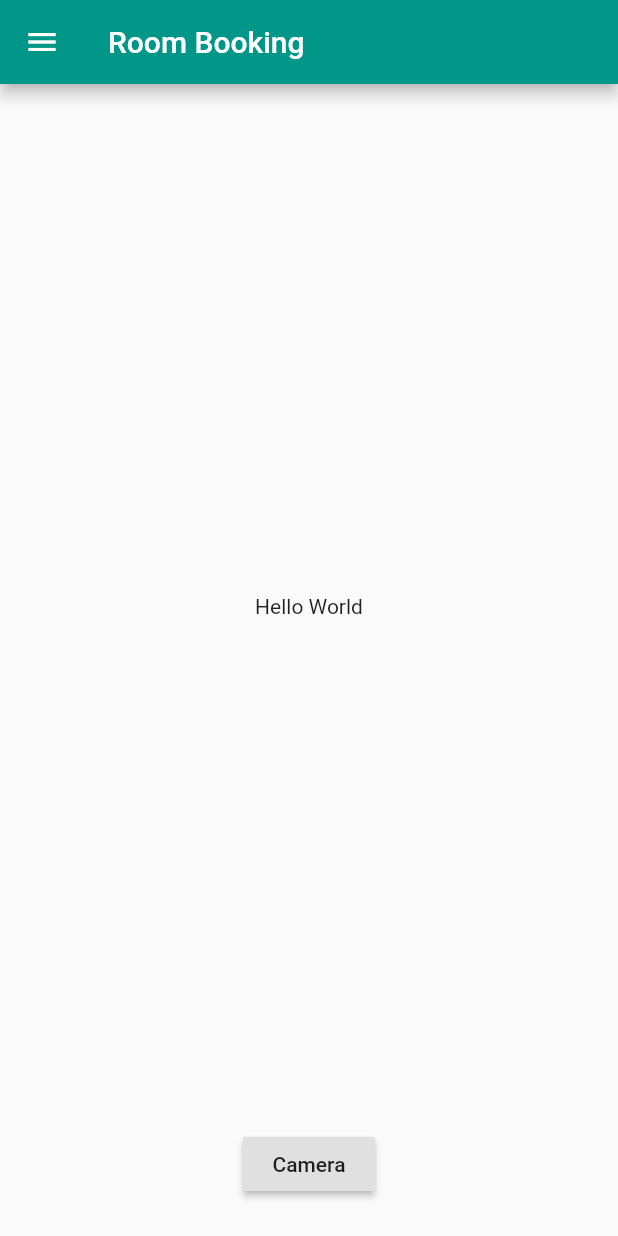
After one commit to paloitsingapore/flutter-room-booking, a Flutter app: the screen it shows after launch, on a phone screen of 412 x 824 dp. The commit adds this screen. Run offline on Flutter 3.47's test engine with Material 2 defaults, Android fonts, the phone set to English and light mode, and no system bars; our stand-ins replace camera, gallery_saver.

Commit message:
Home to a new widget

```diff
--- /dev/null
+++ b/lib/fragments/home.dart
@@ -0,0 +1,36 @@
+import 'package:flutter/material.dart';
+import 'package:room_booking/i18n/app_localization.dart';
+
+import '../pages/camera_route.dart';
+
+class Home extends StatefulWidget {
+  @override
+  State<StatefulWidget> createState() => _Home();
+}
+
+class _Home extends State<Home> {
+  @override
+  Widget build(BuildContext context) {
+    return Column(
+      children: <Widget>[
+        Expanded(
+          child: Center(
+            child: Text(AppLocalization.of(context).title),
+          ),
+        ),
+        Padding(
+          padding: const EdgeInsets.only(bottom: 24.0),
+          child: Center(
+            child: RaisedButton(
+              child: Text(AppLocalization.of(context).cameraRouteTitle),
+              onPressed: () {
+                Navigator.of(context).push(
+                  MaterialPageRoute(builder: (context) => CameraRoute()));
+              },
+            ),
+          ),
+        )
+      ],
+    );
+  }
+}
--- a/lib/pages/home_page.dart
+++ b/lib/pages/home_page.dart
@@ -2,7 +2,7 @@ import 'package:flutter/material.dart';
 import 'package:room_booking/i18n/app_localization.dart';
 import 'package:room_booking/pages/drawer_menu.dart';
 
-import 'camera_route.dart';
+import '../fragments/home.dart';
 
 class HomePage extends StatefulWidget {
   @override
@@ -10,6 +10,11 @@ class HomePage extends StatefulWidget {
 }
 
 class _HomePage extends State<HomePage> {
+
+  refresh() => {
+    setState(() {})
+  };
+
   @override
   Widget build(BuildContext context) {
     return Scaffold(
@@ -17,28 +22,8 @@ class _HomePage extends State<HomePage> {
         title: Text('Room Booking'),
         backgroundColor: Colors.teal,
       ),
-      drawer: DrawerMenu(),
-      body: Column(
-        children: <Widget>[
-          Expanded(
-            child: Center(
-              child: Text(AppLocalization.of(context).title),
-            ),
-          ),
-          Padding(
-            padding: const EdgeInsets.only(bottom: 24.0),
-            child: Center(
-              child: RaisedButton(
-                child: Text(AppLocalization.of(context).cameraRouteTitle),
-                onPressed: () {
-                  Navigator.of(context).push(
-                    MaterialPageRoute(builder: (context) => CameraRoute()));
-                },
-              ),
-            ),
-          )
-        ],
-      ),
+      drawer: DrawerMenu(this.refresh),
+      body: Home(),
     );
   }
 }
```
Also changed, not shown: lib/pages/drawer_menu.dart (+25 -18 lines).
